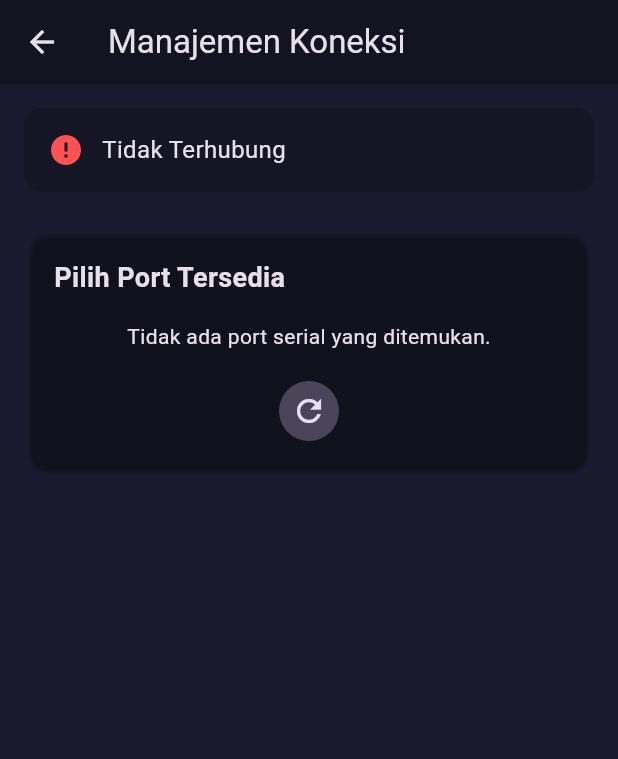
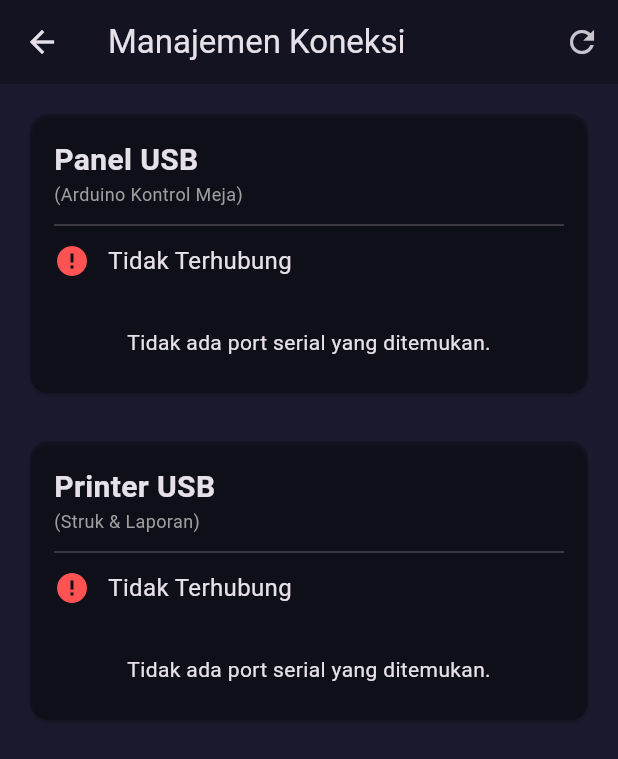
Before and after one commit to N4CHT0/PUTRA_JAYA_BILLIARD, a Flutter app: the screen it shows once a user with an empty profile is signed in, scrolled down 576 dp, after a tap on the "usb" icon, on a phone screen of 412 x 824 dp. Shown: the top 759 px of the screen. Run offline on Flutter 3.47's test engine with Material 3 defaults, Android fonts, the phone set to English and light mode, and no system bars; our stand-ins replace cloud_firestore, file_picker, firebase_auth, firebase_core, hive, hive_flutter and 4 more; missing offline and left inert: flutter_libserialport, window_manager; accounts and stored records are empty; Roboto replaces fonts that are missing (Poppins).

Commit message:
update port print+panel

```diff
--- a/analysis_options.yaml
+++ b/analysis_options.yaml
@@ -4,3 +4,4 @@ analyzer:
     deprecated_member_use: ignore
     avoid_types_as_parameter_names: ignore
     avoid_print: ignore
+    use_build_context_synchronously: ignore ignore ignore
--- a/lib/main.dart
+++ b/lib/main.dart
@@ -5,7 +5,6 @@ import 'package:firebase_core/firebase_core.dart';
 import 'package:putra_jaya_billiard/models/product_variant.dart';
 import 'firebase_options.dart';
 import 'package:hive_flutter/hive_flutter.dart';
-import 'package:path_provider/path_provider.dart';
 import 'package:window_manager/window_manager.dart';
 import 'package:putra_jaya_billiard/auth_wrapper.dart';
 
--- a/lib/pages/accounts/accounts_page.dart
+++ b/lib/pages/accounts/accounts_page.dart
@@ -1,3 +1,5 @@
+// ignore_for_file: use_build_context_synchronously
+
 import 'package:flutter/material.dart';
 import 'package:cloud_firestore/cloud_firestore.dart';
 import 'package:putra_jaya_billiard/models/user_model.dart';
@@ -64,6 +66,7 @@ class _AccountsPageState extends State<AccountsPage> {
         'nama': newName,
         'role': newRole,
       });
+
       ScaffoldMessenger.of(context).showSnackBar(
         const SnackBar(
             content: Text('Data berhasil diperbarui'),
--- a/lib/pages/accounts/add_employee_page.dart
+++ b/lib/pages/accounts/add_employee_page.dart
@@ -1,3 +1,5 @@
+// ignore_for_file: use_build_context_synchronously
+
 import 'package:flutter/material.dart';
 import 'package:firebase_auth/firebase_auth.dart';
 import 'package:cloud_firestore/cloud_firestore.dart';
--- a/lib/pages/connection/connection_page.dart
+++ b/lib/pages/connection/connection_page.dart
@@ -2,13 +2,16 @@
 
 import 'package:flutter/material.dart';
 import 'package:putra_jaya_billiard/services/arduino_service.dart';
+import 'package:putra_jaya_billiard/services/printer_service.dart';
 
 class ConnectionPage extends StatefulWidget {
   final ArduinoService arduinoService;
+  final PrinterService printerService;
 
   const ConnectionPage({
     super.key,
     required this.arduinoService,
+    required this.printerService,
   });
 
   @override
@@ -17,7 +20,8 @@ class ConnectionPage extends StatefulWidget {
 
 class _ConnectionPageState extends State<ConnectionPage> {
   List<String> _availablePorts = [];
-  bool _isLoading = false;
+  bool _isLoadingPanel = false;
+  bool _isLoadingPrinter = false;
 
   @override
   void initState() {
@@ -26,11 +30,15 @@ class _ConnectionPageState extends State<ConnectionPage> {
     widget.arduinoService.onConnectionChanged = () {
       if (mounted) setState(() {});
     };
+    widget.printerService.onConnectionChanged = () {
+      if (mounted) setState(() {});
+    };
   }
 
   @override
   void dispose() {
     widget.arduinoService.onConnectionChanged = null;
+    widget.printerService.onConnectionChanged = null;
     super.dispose();
   }
 
@@ -40,28 +48,50 @@ class _ConnectionPageState extends State<ConnectionPage> {
     });
   }
 
-  Future<void> _connect(String portName) async {
-    setState(() => _isLoading = true);
+  Future<void> _connect(String portName, {required bool isPrinter}) async {
+    setState(() {
+      if (isPrinter) {
+        _isLoadingPrinter = true;
+      } else {
+        _isLoadingPanel = true;
+      }
+    });
+
     ScaffoldMessenger.of(context).showSnackBar(
       SnackBar(content: Text('Menyambungkan ke $portName...')),
     );
 
-    await widget.arduinoService.connect(
+    // FIX: Gunakan tipe dynamic agar bisa memanggil method connect dari kedua service
+    final dynamic service =
+        isPrinter ? widget.printerService : widget.arduinoService;
+
+    await service.connect(
       portName,
       onConnected: () {
         if (!mounted) return;
-        setState(() => _isLoading = false);
+        setState(() {
+          if (isPrinter) {
+            _isLoadingPrinter = false;
+          } else {
+            _isLoadingPanel = false;
+          }
+        });
         ScaffoldMessenger.of(context).removeCurrentSnackBar();
         ScaffoldMessenger.of(context).showSnackBar(
           const SnackBar(
               content: Text('Berhasil terhubung!'),
               backgroundColor: Colors.green),
         );
-        Navigator.of(context).pop(); // Go back to dashboard on success
       },
       onError: (error) {
         if (!mounted) return;
-        setState(() => _isLoading = false);
+        setState(() {
+          if (isPrinter) {
+            _isLoadingPrinter = false;
+          } else {
+            _isLoadingPanel = false;
+          }
+        });
         ScaffoldMessenger.of(context).removeCurrentSnackBar();
         ScaffoldMessenger.of(context).showSnackBar(
           SnackBar(
@@ -72,8 +102,11 @@ class _ConnectionPageState extends State<ConnectionPage> {
     );
   }
 
-  Future<void> _disconnect() async {
-    await widget.arduinoService.disconnect();
+  Future<void> _disconnect({required bool isPrinter}) async {
+    // FIX: Gunakan tipe dynamic agar bisa memanggil method disconnect dari kedua service
+    final dynamic service =
+        isPrinter ? widget.printerService : widget.arduinoService;
+    await service.disconnect();
     if (mounted) {
       setState(() {});
       ScaffoldMessenger.of(context).showSnackBar(
@@ -84,25 +117,75 @@ class _ConnectionPageState extends State<ConnectionPage> {
 
   @override
   Widget build(BuildContext context) {
-    final isConnected = widget.arduinoService.isConnected;
-
     return Scaffold(
       appBar: AppBar(
         title: const Text('Manajemen Koneksi'),
         backgroundColor: Colors.black26,
+        actions: [
+          IconButton(
+            icon: const Icon(Icons.refresh),
+            onPressed:
+                (_isLoadingPanel || _isLoadingPrinter) ? null : _refreshPorts,
+            tooltip: 'Refresh Port List',
+          ),
+        ],
       ),
       body: Padding(
+        padding: const EdgeInsets.all(16.0),
+        child: ListView(
+          children: [
+            // Widget untuk Panel USB
+            _buildConnectionCard(
+              title: 'Panel USB',
+              subtitle: '(Arduino Kontrol Meja)',
+              service: widget.arduinoService,
+              isLoading: _isLoadingPanel,
+              onConnect: (port) => _connect(port, isPrinter: false),
+              onDisconnect: () => _disconnect(isPrinter: false),
+            ),
+            const SizedBox(height: 24),
+            // Widget untuk Printer USB
+            _buildConnectionCard(
+              title: 'Printer USB',
+              subtitle: '(Struk & Laporan)',
+              service: widget.printerService,
+              isLoading: _isLoadingPrinter,
+              onConnect: (port) => _connect(port, isPrinter: true),
+              onDisconnect: () => _disconnect(isPrinter: true),
+            ),
+          ],
+        ),
+      ),
+    );
+  }
+
+  Widget _buildConnectionCard({
+    required String title,
+    required String subtitle,
+    // FIX: Ubah tipe dari ArduinoService menjadi dynamic
+    required dynamic service,
+    required bool isLoading,
+    required Future<void> Function(String) onConnect,
+    required Future<void> Function() onDisconnect,
+  }) {
+    final isConnected = service.isConnected;
+    return Card(
+      color: Colors.black.withOpacity(0.2),
+      shape: RoundedRectangleBorder(borderRadius: BorderRadius.circular(12)),
+      child: Padding(
         padding: const EdgeInsets.all(16.0),
         child: Column(
           crossAxisAlignment: CrossAxisAlignment.stretch,
           children: [
-            Container(
-              padding: const EdgeInsets.all(16),
-              decoration: BoxDecoration(
-                color: Colors.black.withOpacity(0.2),
-                borderRadius: BorderRadius.circular(12),
-              ),
-              child: Row(
+            // Header
+            Text(title,
+                style:
+                    const TextStyle(fontSize: 20, fontWeight: FontWeight.bold)),
+            Text(subtitle,
+                style: const TextStyle(fontSize: 12, color: Colors.grey)),
+            const Divider(height: 24),
+            // Status Koneksi
+            Row(
               children: [
                 Icon(
                   isConnected ? Icons.check_circle : Icons.error,
@@ -112,60 +195,45 @@ class _ConnectionPageState extends State<ConnectionPage> {
                 Expanded(
                   child: Text(
                     isConnected
-                          ? 'Terhubung ke: ${widget.arduinoService.connectedPortName}'
+                        ? 'Terhubung ke: ${service.connectedPortName}'
                         : 'Tidak Terhubung',
                     style: const TextStyle(fontSize: 16),
                   ),
                 ),
               ],
             ),
-            ),
             const SizedBox(height: 24),
-            if (!isConnected)
-              Card(
-                color: Colors.black.withOpacity(0.1),
-                child: Padding(
-                  padding: const EdgeInsets.all(16.0),
-                  child: Column(
-                    crossAxisAlignment: CrossAxisAlignment.start,
-                    children: [
-                      const Text('Pilih Port Tersedia',
-                          style: TextStyle(
-                              fontSize: 18, fontWeight: FontWeight.bold)),
-                      const SizedBox(height: 16),
+            // Aksi
+            if (!isConnected) ...[
               if (_availablePorts.isEmpty)
                 const Center(
-                            child:
-                                Text('Tidak ada port serial yang ditemukan.')),
+                    child: Padding(
+                  padding: EdgeInsets.all(8.0),
+                  child: Text('Tidak ada port serial yang ditemukan.'),
+                )),
               ListView.builder(
                 shrinkWrap: true,
+                physics: const NeverScrollableScrollPhysics(),
                 itemCount: _availablePorts.length,
                 itemBuilder: (context, index) {
                   final port = _availablePorts[index];
                   return ListTile(
                     leading: const Icon(Icons.usb),
                     title: Text(port),
-                            onTap: _isLoading ? null : () => _connect(port),
+                    onTap: isLoading ? null : () => onConnect(port),
                   );
                 },
               ),
-                      const SizedBox(height: 16),
-                      Center(
-                        child: _isLoading
-                            ? const CircularProgressIndicator()
-                            : IconButton.filledTonal(
-                                icon: const Icon(Icons.refresh),
-                                onPressed: _refreshPorts,
-                                tooltip: 'Refresh Port List',
-                              ),
-                      ),
+              if (isLoading)
+                const Center(
+                    child: Padding(
+                  padding: EdgeInsets.only(top: 16.0),
+                  child: CircularProgressIndicator(),
+                )),
             ],
-                  ),
-                ),
-              ),
             if (isConnected)
               ElevatedButton.icon(
-                onPressed: _disconnect,
+                onPressed: onDisconnect,
                 icon: const Icon(Icons.close),
                 label: const Text('Putuskan Koneksi'),
                 style: ElevatedButton.styleFrom(
--- a/lib/pages/dashboard/dashboard_page.dart
+++ b/lib/pages/dashboard/dashboard_page.dart
@@ -5,12 +5,12 @@ import 'package:intl/intl.dart' as intl;
 import 'package:putra_jaya_billiard/models/cart_item_model.dart';
 import 'package:putra_jaya_billiard/models/local_member.dart';
 import 'package:putra_jaya_billiard/models/local_payment_method.dart';
-import 'package:putra_jaya_billiard/models/local_product.dart';
 import 'package:putra_jaya_billiard/models/local_transaction.dart';
 import 'package:putra_jaya_billiard/models/relay_data.dart';
 import 'package:putra_jaya_billiard/models/user_model.dart';
 import 'package:putra_jaya_billiard/pages/connection/connection_page.dart';
 import 'package:putra_jaya_billiard/services/arduino_service.dart';
+import 'package:putra_jaya_billiard/services/printer_service.dart';
 import 'package:putra_jaya_billiard/services/billing_services.dart';
 import 'package:putra_jaya_billiard/services/local_database_service.dart';
 import 'package:sliding_up_panel/sliding_up_panel.dart';
@@ -22,11 +22,14 @@ const int numRelays = 32;
 class DashboardPage extends StatefulWidget {
   final UserModel user;
   final ArduinoService arduinoService;
+  // Tambahkan service untuk printer
+  final PrinterService printerService;
 
   const DashboardPage({
     super.key,
     required this.user,
     required this.arduinoService,
+    required this.printerService, // Jadikan required
   });
 
   @override
@@ -49,14 +52,21 @@ class DashboardPageState extends State<DashboardPage> {
     _startLogicTimer();
     _loadRates();
     widget.arduinoService.onDataReceived = (data) => _addLog('Arduino: $data');
+    // Dengarkan perubahan koneksi pada kedua service
+    // agar UI (AppBar icon) dapat diperbarui
     widget.arduinoService.onConnectionChanged = () {
+      if (mounted) setState(() {});
+    };
+    widget.printerService.onConnectionChanged = () {
       if (mounted) setState(() {});
     };
   }
 
   @override
   void dispose() {
+    // Hapus listener saat widget di-dispose
     widget.arduinoService.onConnectionChanged = null;
+    widget.printerService.onConnectionChanged = null;
     _logicTimer?.cancel();
     _logScrollController.dispose();
     super.dispose();
@@ -195,7 +205,7 @@ class DashboardPageState extends State<DashboardPage> {
       memberName: member?.name,
       paymentMethod: paymentMethod,
       items: posItemsToSave.map((item) {
-        final product = item.product as LocalProduct;
+        final product = item.product;
         return {
           'productId': product.key.toString(),
           'productName': product.name,
@@ -308,9 +318,7 @@ class DashboardPageState extends State<DashboardPage> {
             final double posSubtotal = relay.posItems.fold(
                 0,
                 (sum, item) =>
-                    sum +
-                    ((item.product as LocalProduct).sellingPrice *
-                        item.quantity));
+                    sum + ((item.product).sellingPrice * item.quantity));
             final grandSubtotal = billiardSubtotal + posSubtotal;
             final discountPercentage =
                 selectedMemberInDialog?.discountPercentage ?? 0;
@@ -345,7 +353,7 @@ class DashboardPageState extends State<DashboardPage> {
                       const Text('Detail Pesanan F&B:',
                           style: TextStyle(fontWeight: FontWeight.bold)),
                       ...relay.posItems.map((item) {
-                        final product = item.product as LocalProduct;
+                        final product = item.product;
                         return ListTile(
                           dense: true,
                           contentPadding: EdgeInsets.zero,
@@ -353,7 +361,7 @@ class DashboardPageState extends State<DashboardPage> {
                           trailing: Text(_formatCurrency(
                               product.sellingPrice * item.quantity)),
                         );
-                      }).toList(),
+                      }),
                     ],
                     const Divider(height: 24, color: Colors.white24),
                     const Text('Metode Pembayaran:',
@@ -404,7 +412,7 @@ class DashboardPageState extends State<DashboardPage> {
                               value: member,
                               child: Text(member.name),
                             );
-                          }).toList(),
+                          }),
                         ];
                         final currentSelectionExists = members
                             .any((m) => m.key == selectedMemberInDialog?.key);
@@ -576,12 +584,14 @@ class DashboardPageState extends State<DashboardPage> {
     );
   }
 
+  // Perbarui fungsi navigasi untuk membawa kedua service
   void _navigateToConnectionPage() {
     Navigator.push(
       context,
       MaterialPageRoute(
         builder: (context) => ConnectionPage(
           arduinoService: widget.arduinoService,
+          printerService: widget.printerService, // Kirim printer service juga
         ),
       ),
     );
@@ -598,7 +608,8 @@ class DashboardPageState extends State<DashboardPage> {
       onClearLog: () => setState(() => _logMessages = ''),
     );
 
-    final bool isConnected = widget.arduinoService.isConnected;
+    // Dapatkan status koneksi panel (Arduino)
+    final bool isPanelConnected = widget.arduinoService.isConnected;
 
     return Scaffold(
       appBar: AppBar(
@@ -608,13 +619,14 @@ class DashboardPageState extends State<DashboardPage> {
         actions: [
           Tooltip(
             key: const ValueKey('connection_tooltip'),
-            message: isConnected
-                ? 'Terhubung'
-                : 'Tidak Terhubung - Klik untuk mengatur',
+            // Pesan tooltip mencakup kedua koneksi
+            message:
+                'Panel: ${isPanelConnected ? 'Terhubung' : 'Tidak Terhubung'}\nKlik untuk mengatur koneksi.',
             child: IconButton(
               icon: Icon(
                 Icons.usb,
-                color: isConnected ? Colors.greenAccent : Colors.redAccent,
+                // Warna merah jika panel tidak terhubung, sesuai permintaan
+                color: isPanelConnected ? Colors.greenAccent : Colors.redAccent,
               ),
               onPressed: _navigateToConnectionPage,
             ),
--- a/lib/pages/dashboard/widgets/billiard_table_card.dart
+++ b/lib/pages/dashboard/widgets/billiard_table_card.dart
@@ -79,9 +79,9 @@ class BilliardTableCard extends StatelessWidget {
                       SizedBox(
                         height: 28,
                         child: TextButton(
+                          onPressed: onCancelSession,
                           child: const Text('Batalkan Sesi',
                               style: TextStyle(color: Colors.white70)),
-                          onPressed: onCancelSession,
                         ),
                       )
                     ],
--- a/lib/pages/main_layouts.dart
+++ b/lib/pages/main_layouts.dart
@@ -19,6 +19,7 @@ import 'package:putra_jaya_billiard/pages/stocks/stocks_opname_page.dart';
 import 'package:putra_jaya_billiard/pages/suppliers/suppliers_pages.dart';
 import 'package:putra_jaya_billiard/pages/transactions/transactions_page.dart';
 import 'package:putra_jaya_billiard/services/arduino_service.dart';
+import 'package:putra_jaya_billiard/services/printer_service.dart'; // FIX: Import printer_service
 import 'package:putra_jaya_billiard/widgets/app_drawer.dart';
 import 'package:putra_jaya_billiard/widgets/custom_app_bar.dart';
 import 'package:window_manager/window_manager.dart';
@@ -26,11 +27,14 @@ import 'package:window_manager/window_manager.dart';
 class MainLayout extends StatefulWidget {
   final UserModel user;
   final ArduinoService arduinoService;
+  // FIX: Ganti tipe data dari ArduinoService ke PrinterService
+  final PrinterService printerService;
 
   const MainLayout({
     super.key,
     required this.user,
     required this.arduinoService,
+    required this.printerService,
   });
 
   @override
@@ -41,7 +45,6 @@ class _MainLayoutState extends State<MainLayout> {
   int _selectedIndex = 0;
   final Map<int, Widget> _pageMap = {};
 
-  // Kunci global untuk mengakses state dari DashboardPage
   final GlobalKey<DashboardPageState> _dashboardKey =
       GlobalKey<DashboardPageState>();
 
@@ -54,17 +57,15 @@ class _MainLayoutState extends State<MainLayout> {
   @override
   void dispose() {
     widget.arduinoService.dispose();
+    widget.printerService.dispose();
     super.dispose();
   }
 
-  // Fungsi yang dipanggil dari POS untuk menambahkan item ke meja di Dashboard
   void _handleAddToCartToTable(int tableId, List<CartItem> items) {
     _dashboardKey.currentState?.addToCartToTable(tableId, items);
-    // Setelah item ditambahkan, otomatis pindah ke halaman dashboard
     _onPageSelected(0);
   }
 
-  // Fungsi yang dipanggil dari POS untuk mendapatkan daftar meja yang aktif
   List<int> _getActiveTableIds() {
     return _dashboardKey.currentState?.getActiveTableIds() ?? [];
   }
@@ -72,15 +73,18 @@ class _MainLayoutState extends State<MainLayout> {
   void _buildPages() {
     // Halaman yang bisa diakses semua role
     _pageMap[0] = DashboardPage(
-      key: _dashboardKey, // Pasang key di sini
+      key: _dashboardKey,
       user: widget.user,
       arduinoService: widget.arduinoService,
+      printerService: widget.printerService,
     );
     _pageMap[1] = ReportsPage(userRole: widget.user.role);
     _pageMap[6] = PosPage(
       currentUser: widget.user,
-      onAddToCartToTable: _handleAddToCartToTable, // Kirim callback
-      getActiveTableIds: _getActiveTableIds, // Kirim callback
+      onAddToCartToTable: _handleAddToCartToTable,
+      getActiveTableIds: _getActiveTableIds,
+      arduinoService: widget.arduinoService,
+      printerService: widget.printerService,
     );
     _pageMap[8] = PurchasePage(currentUser: widget.user);
     _pageMap[9] = const StockReportPage();
--- a/lib/pages/members/members_page.dart
+++ b/lib/pages/members/members_page.dart
@@ -1,3 +1,5 @@
+// ignore_for_file: use_build_context_synchronously
+
 import 'package:flutter/material.dart';
 import 'package:hive_flutter/hive_flutter.dart';
 import 'package:intl/intl.dart';
--- a/lib/pages/products/products_page.dart
+++ b/lib/pages/products/products_page.dart
@@ -1,3 +1,5 @@
+// ignore_for_file: use_build_context_synchronously
+
 import 'package:flutter/material.dart';
 import 'package:hive_flutter/hive_flutter.dart';
 import 'package:intl/intl.dart';
--- a/lib/pages/stocks/stocks_opname_page.dart
+++ b/lib/pages/stocks/stocks_opname_page.dart
@@ -1,7 +1,6 @@
 // lib/pages/stocks/stocks_opname_page.dart
 
 import 'package:flutter/material.dart';
-import 'package:flutter/widgets.dart';
 import 'package:hive_flutter/hive_flutter.dart'; // Import Hive
 // Import model LOKAL
 import 'package:putra_jaya_billiard/models/local_product.dart';
--- a/lib/pages/suppliers/suppliers_pages.dart
+++ b/lib/pages/suppliers/suppliers_pages.dart
@@ -1,4 +1,6 @@
 // lib/pages/suppliers/suppliers_pages.dart
+
+// ignore_for_file: use_build_context_synchronously
 
 import 'package:flutter/material.dart';
 import 'package:hive_flutter/hive_flutter.dart'; // Import Hive Flutter
--- a/lib/pages/transactions/transactions_page.dart
+++ b/lib/pages/transactions/transactions_page.dart
@@ -1,3 +1,5 @@
+// ignore_for_file: use_build_context_synchronously
+
 import 'package:flutter/material.dart';
 import 'package:hive_flutter/hive_flutter.dart';
 import 'package:intl/intl.dart' as intl;
--- a/lib/services/arduino_service.dart
+++ b/lib/services/arduino_service.dart
@@ -68,7 +68,7 @@ class ArduinoService {
 
     try {
       if (!_port!.openReadWrite()) {
-        throw SerialPortError("Gagal membuka port.");
+        throw const SerialPortError("Gagal membuka port.");
       }
       _port!.config = SerialPortConfig()
         ..baudRate = 9600
--- a/lib/services/local_database_service.dart
+++ b/lib/services/local_database_service.dart
@@ -6,7 +6,7 @@ import 'package:file_picker/file_picker.dart';
 import 'package:flutter/foundation.dart';
 import 'package:hive_flutter/hive_flutter.dart';
 import 'package:intl/intl.dart';
-import 'package:path_provider/path_provider.dart'; // Dibiarkan ada sesuai kode asli Anda
+// Dibiarkan ada sesuai kode asli Anda
 import '../models/local_product.dart';
 import '../models/local_member.dart';
 import '../models/local_supplier.dart';
--- a/lib/widgets/transactions_detail_dialog.dart
+++ b/lib/widgets/transactions_detail_dialog.dart
@@ -114,7 +114,7 @@ class TransactionDetailDialog extends StatelessWidget {
               style: TextStyle(fontWeight: FontWeight.bold)),
           const SizedBox(height: 8),
           // Menggunakan helper widget yang baru
-          ...items.map((item) => _buildItemDetails(item, formatter)).toList(),
+          ...items.map((item) => _buildItemDetails(item, formatter)),
         ],
         const Divider(height: 20, color: Colors.white24),
         _buildDetailRow('Total', formatter.format(transaction.totalAmount),
@@ -141,7 +141,7 @@ class TransactionDetailDialog extends StatelessWidget {
             style: TextStyle(fontWeight: FontWeight.bold)),
         const SizedBox(height: 8),
         // Menggunakan helper widget yang baru
-        ...items.map((item) => _buildItemDetails(item, formatter)).toList(),
+        ...items.map((item) => _buildItemDetails(item, formatter)),
 
         const Divider(height: 20, color: Colors.white24),
         _buildDetailRow(
@@ -178,7 +178,7 @@ class TransactionDetailDialog extends StatelessWidget {
             child: Text(
                 '- ${item['quantity']}x ${item['productName']} @ ${formatter.format(item['purchasePrice'])}'),
           );
-        }).toList(),
+        }),
         const Divider(height: 20, color: Colors.white24),
         _buildDetailRow('Metode Bayar', transaction.paymentMethod ?? 'Cash'),
         _buildDetailRow('Total', formatter.format(transaction.totalAmount),
```
Also changed, not shown: lib/auth_wrapper.dart (+22 -8 lines), lib/pages/pos/pos_page.dart (+60 -10 lines), lib/pages/purchases/purchase_page.dart (+5 -5 lines), lib/services/printer_service.dart (added, +150 -0 lines), lib/models/local_transaction.g.dart, pubspec.lock. Lines whose indentation alone changed are shown as unchanged.
